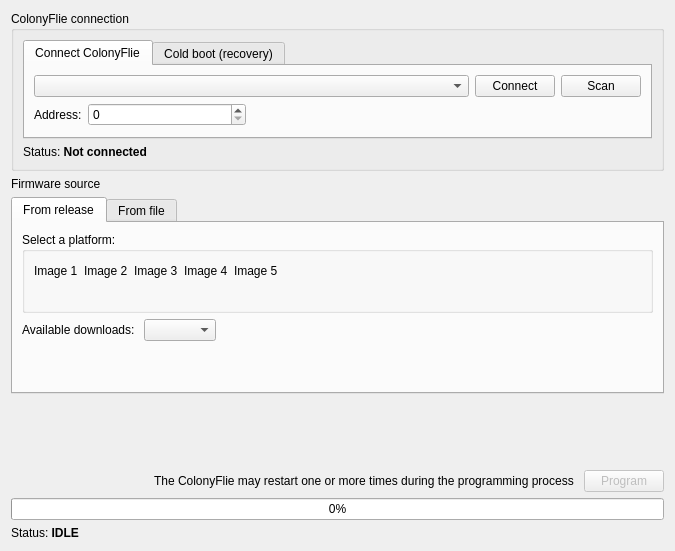
Old version of the form src/cfclient/ui/dialogs/bootloader.ui in the repository walz6800/crazyflie-clients-python.
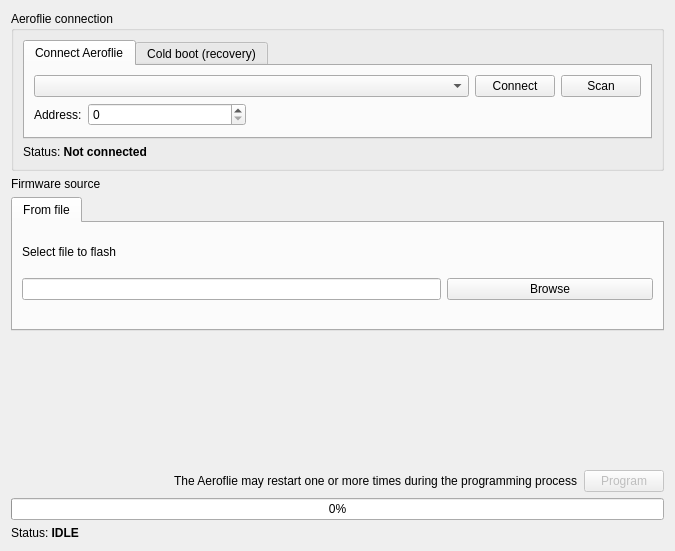
New version of the form. Custom widgets are drawn as their Qt base class.

```diff
--- a/src/cfclient/ui/dialogs/bootloader.ui
+++ b/src/cfclient/ui/dialogs/bootloader.ui
@@ -25,7 +25,7 @@
      <item>
       <widget class="QGroupBox" name="groupBox">
        <property name="title">
-        <string>ColonyFlie connection</string>
+        <string>Aeroflie connection</string>
        </property>
        <layout class="QVBoxLayout" name="verticalLayout_2">
         <item>
@@ -35,7 +35,7 @@
           </property>
           <widget class="QWidget" name="tab">
            <attribute name="title">
-            <string>Connect ColonyFlie</string>
+            <string>Connect Aeroflie</string>
            </attribute>
            <layout class="QVBoxLayout" name="verticalLayout_4">
             <item>
@@ -169,175 +169,6 @@
        <property name="currentIndex">
         <number>0</number>
        </property>
-       <widget class="QWidget" name="tabFromRelease">
-        <property name="enabled">
-         <bool>true</bool>
-        </property>
-        <attribute name="title">
-         <string>From release</string>
-        </attribute>
-        <layout class="QGridLayout" name="gridLayout">
-         <item row="1" column="0">
-          <widget class="QGroupBox" name="platform_filter_gb">
-           <property name="title">
-            <string>Select a platform:</string>
-           </property>
-           <layout class="QHBoxLayout" name="horizontalLayout_7">
-            <item>
-             <layout class="QVBoxLayout" name="verticalLayout_5">
-              <item>
-               <layout class="QGridLayout" name="gridLayout_6">
-                <item row="0" column="2">
-                 <widget class="QLabel" name="image_3">
-                  <property name="maximumSize">
-                   <size>
-                    <width>100</width>
-                    <height>100</height>
-                   </size>
-                  </property>
-                  <property name="text">
-                   <string>Image 3</string>
-                  </property>
-                 </widget>
-                </item>
-                <item row="0" column="1">
-                 <widget class="QLabel" name="image_2">
-                  <property name="maximumSize">
-                   <size>
-                    <width>100</width>
-                    <height>100</height>
-                   </size>
-                  </property>
-                  <property name="text">
-                   <string>Image 2</string>
-                  </property>
-                 </widget>
-                </item>
-                <item row="0" column="5">
-                 <spacer name="horizontalSpacer_7">
-                  <property name="orientation">
-                   <enum>Qt::Orientation::Horizontal</enum>
-                  </property>
-                  <property name="sizeHint" stdset="0">
-                   <size>
-                    <width>40</width>
-                    <height>20</height>
-                   </size>
-                  </property>
-                 </spacer>
-                </item>
-                <item row="0" column="3">
-                 <widget class="QLabel" name="image_4">
-                  <property name="maximumSize">
-                   <size>
-                    <width>100</width>
-                    <height>100</height>
-                   </size>
-                  </property>
-                  <property name="text">
-                   <string>Image 4</string>
-                  </property>
-                 </widget>
-                </item>
-                <item row="0" column="0">
-                 <widget class="QLabel" name="image_1">
-                  <property name="maximumSize">
-                   <size>
-                    <width>100</width>
-                    <height>100</height>
-                   </size>
-                  </property>
-                  <property name="text">
-                   <string>Image 1</string>
-                  </property>
-                 </widget>
-                </item>
-                <item row="0" column="4">
-                 <widget class="QLabel" name="image_5">
-                  <property name="maximumSize">
-                   <size>
-                    <width>100</width>
-                    <height>100</height>
-                   </size>
-                  </property>
-                  <property name="text">
-                   <string>Image 5</string>
-                  </property>
-                 </widget>
-                </item>
-               </layout>
-              </item>
-              <item>
-               <layout class="QHBoxLayout" name="filterLayout">
-                <item>
-                 <spacer name="horizontalSpacer_6">
-                  <property name="orientation">
-                   <enum>Qt::Orientation::Horizontal</enum>
-                  </property>
-                  <property name="sizeHint" stdset="0">
-                   <size>
-                    <width>40</width>
-                    <height>20</height>
-                   </size>
-                  </property>
-                 </spacer>
-                </item>
-               </layout>
-              </item>
-             </layout>
-            </item>
-           </layout>
-          </widget>
-         </item>
-         <item row="5" column="0">
-          <spacer name="verticalSpacer">
-           <property name="orientation">
-            <enum>Qt::Orientation::Vertical</enum>
-           </property>
-           <property name="sizeHint" stdset="0">
-            <size>
-             <width>20</width>
-             <height>40</height>
-            </size>
-           </property>
-          </spacer>
-         </item>
-         <item row="2" column="0">
-          <layout class="QHBoxLayout" name="horizontalLayout_2">
-           <item>
-            <widget class="QLabel" name="label_2">
-             <property name="text">
-              <string>Available downloads: </string>
-             </property>
-            </widget>
-           </item>
-           <item>
-            <widget class="QComboBox" name="firmwareDropdown"/>
-           </item>
-           <item>
-            <spacer name="horizontalSpacer_4">
-             <property name="orientation">
-              <enum>Qt::Orientation::Horizontal</enum>
-             </property>
-             <property name="sizeHint" stdset="0">
-              <size>
-               <width>40</width>
-               <height>20</height>
-              </size>
-             </property>
-            </spacer>
-           </item>
-           <item>
-            <widget class="QLabel" name="downloadStatus">
-             <property name="text">
-              <string/>
-             </property>
-            </widget>
-           </item>
-          </layout>
-         </item>
-        </layout>
-       </widget>
        <widget class="QWidget" name="tabFromFile">
         <attribute name="title">
          <string>From file</string>
@@ -419,7 +250,7 @@
        <item>
         <widget class="QLabel" name="label">
          <property name="text">
-          <string>The ColonyFlie may restart one or more times during the programming process </string>
+          <string>The Aeroflie may restart one or more times during the programming process</string>
          </property>
         </widget>
        </item>
```
Left out of the diff: 2 changed lines with no effect on the pictures.
